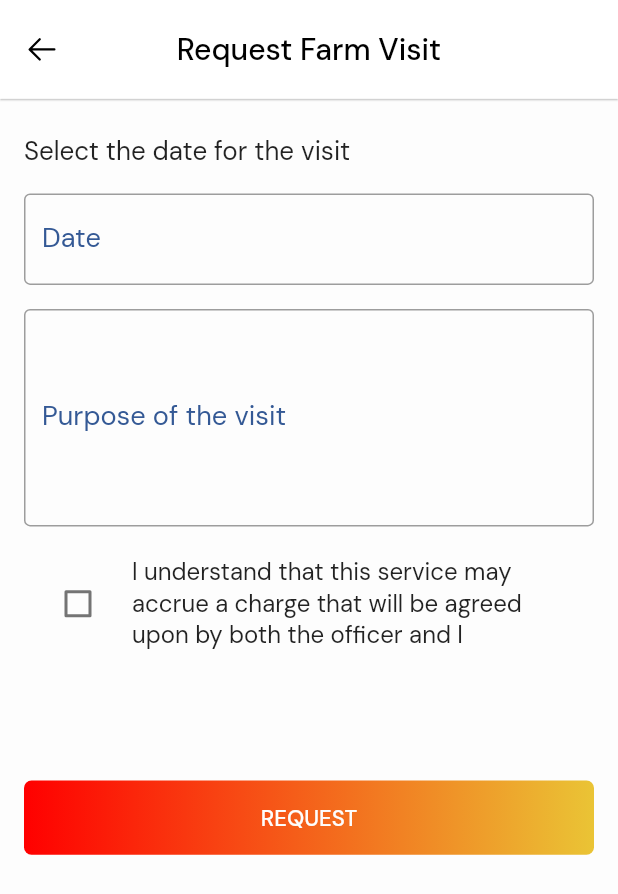
After one commit to podii-community/e-poultry, a Flutter app: the RequestFarmVisit screen opened directly, on a phone screen of 412 x 824 dp. The commit adds this screen. Shown: the top 894 px of the screen. Run offline on Flutter 3.47's test engine with Material 2 defaults, Android fonts, the phone set to English and light mode, and no system bars; our stand-ins replace dropdown_search, flutter_form_builder, fluttertoast, form_builder_validators, geolocator, get and 7 more; missing offline and left inert: string_extensions; accounts and stored records are empty.

Commit message:
Request farm visit page

```diff
--- a/lib/pages/farm/e-extension/extension_services.dart
+++ b/lib/pages/farm/e-extension/extension_services.dart
@@ -1,7 +1,9 @@
+import 'package:epoultry/pages/farm/e-extension/farm-visit/farm_visit.dart';
 import 'package:epoultry/theme/colors.dart';
 import 'package:flutter/material.dart';
 import 'package:flutter/src/widgets/container.dart';
 import 'package:flutter/src/widgets/framework.dart';
+import 'package:get/get.dart';
 import 'package:phosphor_flutter/phosphor_flutter.dart';
 import 'package:sizer/sizer.dart';
 
@@ -41,6 +43,9 @@ class ExtensionService extends StatelessWidget {
               color: CustomColors.textPrimary,
               size: 3.h,
             ),
+            onTap: () {
+              Get.to(() => RequestFarmVisit());
+            },
             title: Text('Request Farm Visit',
                 style: TextStyle(
                     color: CustomColors.textPrimary, fontSize: 2.2.h)),
--- /dev/null
+++ b/lib/pages/farm/e-extension/farm-visit/farm_visit.dart
@@ -0,0 +1,146 @@
+import 'dart:developer';
+
+import 'package:epoultry/theme/spacing.dart';
+import 'package:epoultry/widgets/gradient_widget.dart';
+import 'package:flutter/material.dart';
+import 'package:flutter/src/widgets/container.dart';
+import 'package:flutter/src/widgets/framework.dart';
+import 'package:get/get.dart';
+import 'package:phosphor_flutter/phosphor_flutter.dart';
+import 'package:sizer/sizer.dart';
+
+import '../../../../theme/colors.dart';
+
+class RequestFarmVisit extends StatelessWidget {
+  RequestFarmVisit({super.key});
+
+  final date = TextEditingController();
+  final purpose = TextEditingController();
+  bool agree = false;
+
+  @override
+  Widget build(BuildContext context) {
+    return Scaffold(
+        appBar: AppBar(
+          automaticallyImplyLeading: false,
+          toolbarHeight: 8.h,
+          backgroundColor: CustomColors.white,
+          elevation: 0.5,
+          centerTitle: true,
+          leading: IconButton(
+            icon: const Icon(
+              PhosphorIcons.arrowLeft,
+              color: Colors.black,
+            ),
+            onPressed: () {
+              Get.back();
+            },
+          ),
+          title: const Text(
+            'Request Farm Visit',
+            style: TextStyle(color: Colors.black, fontWeight: FontWeight.w500),
+          ),
+        ),
+        body: SingleChildScrollView(
+            child: Container(
+                padding:
+                    const EdgeInsets.symmetric(horizontal: CustomSpacing.s2),
+                child: Column(
+                  crossAxisAlignment: CrossAxisAlignment.start,
+                  children: [
+                    const SizedBox(
+                      height: CustomSpacing.s3,
+                    ),
+                    Text(
+                      "Select the date for the visit",
+                      style: TextStyle(fontSize: 2.1.h),
+                    ),
+                    const SizedBox(
+                      height: CustomSpacing.s2,
+                    ),
+                    TextFormField(
+                      controller: date,
+                      keyboardType: TextInputType.text,
+                      validator: (value) {
+                        if (value!.isEmpty) {
+                          return 'Date is required';
+                        }
+                        return null;
+                      },
+                      decoration: InputDecoration(
+                          labelText: "Date",
+                          labelStyle: TextStyle(
+                              fontSize: 2.2.h, color: CustomColors.secondary),
+                          border: OutlineInputBorder(
+                              borderSide: BorderSide(
+                                  width: 0.3.w, color: CustomColors.secondary)),
+                          focusedBorder: OutlineInputBorder(
+                              borderSide: BorderSide(
+                                  width: 0.3.w,
+                                  color: CustomColors.secondary))),
+                    ),
+                    const SizedBox(
+                      height: CustomSpacing.s2,
+                    ),
+                    TextFormField(
+                      controller: purpose,
+                      maxLines: 5,
+                      keyboardType: TextInputType.text,
+                      validator: (value) {
+                        if (value!.isEmpty) {
+                          return 'Purpose is required';
+                        }
+                        return null;
+                      },
+                      decoration: InputDecoration(
+                          labelText: "Purpose of the visit",
+                          labelStyle: TextStyle(
+                              fontSize: 2.2.h, color: CustomColors.secondary),
+                          border: OutlineInputBorder(
+                              borderSide: BorderSide(
+                                  width: 0.3.w, color: CustomColors.secondary)),
+                          focusedBorder: OutlineInputBorder(
+                              borderSide: BorderSide(
+                                  width: 0.3.w,
+                                  color: CustomColors.secondary))),
+                    ),
+                    const SizedBox(
+                      height: CustomSpacing.s2,
+                    ),
+                    CheckboxListTile(
+                      title: Text(
+                          "I understand that this service may accrue a charge that will be agreed upon by both the officer and I"),
+                      value: agree,
+                      onChanged: (newValue) {
+                        log("${newValue}");
+                      },
+                      controlAffinity: ListTileControlAffinity
+                          .leading, //  <-- leading Checkbox
+                    ),
+                    SizedBox(
+                      height: 10.h,
+                    ),
+                    GradientWidget(
+                      child: ElevatedButton(
+                        onPressed: () {},
+                        style: ElevatedButton.styleFrom(
+                            foregroundColor: CustomColors.background,
+                            backgroundColor: Colors.transparent,
+                            disabledForegroundColor:
+                                Colors.transparent.withOpacity(0.38),
+                            disabledBackgroundColor:
+                                Colors.transparent.withOpacity(0.12),
+                            shadowColor: Colors.transparent,
+                            fixedSize: Size(100.w, 6.h)),
+                        child: Text(
+                          'REQUEST',
+                          style: TextStyle(
+                            fontSize: 1.8.h,
+                          ),
+                        ),
+                      ),
+                    ),
+                  ],
+                ))));
+  }
+}
```
